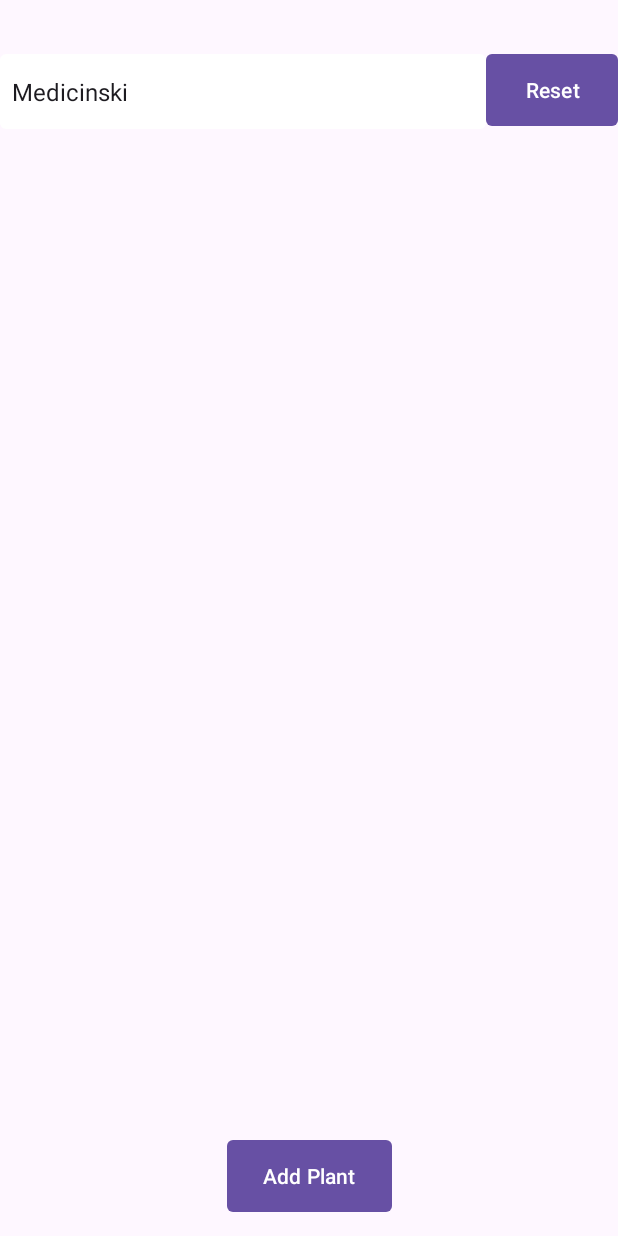
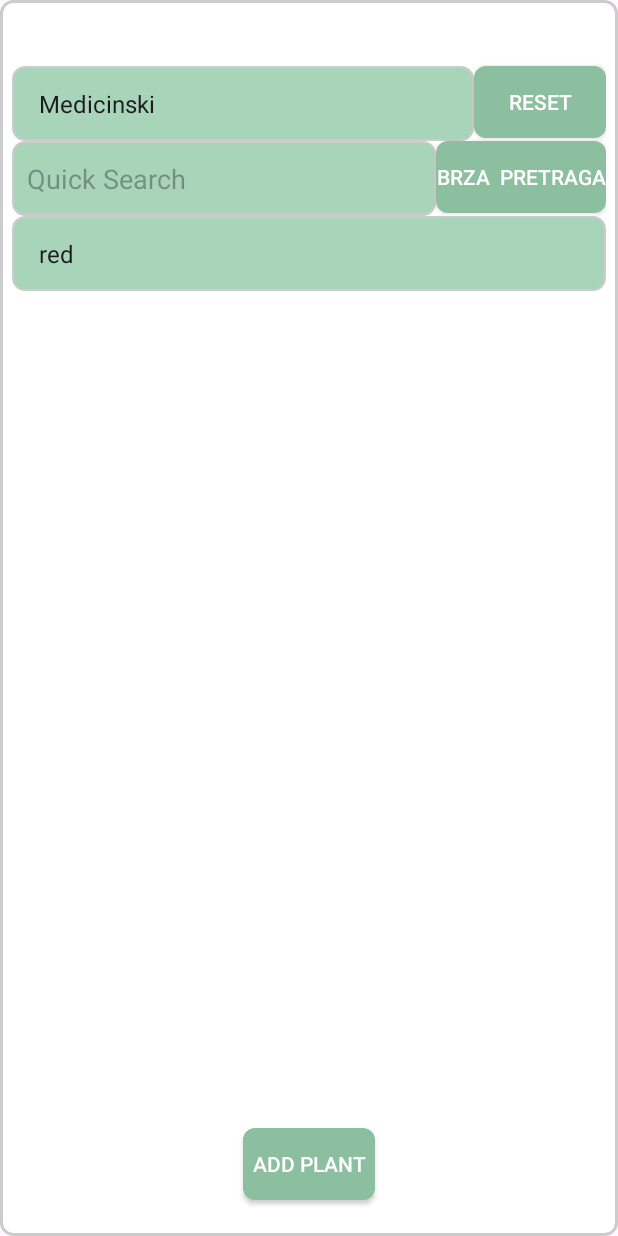
Before and after one commit to AnesCenanovic/RMABotanicalProject, an Android app: the layout activity_main.xml on its own in the app's theme, with its tools: preview values and no code run, on a phone screen of 412 x 824 dp. Run offline under Robolectric (Android 15) with nearby library versions, the phone set to English and light mode, and no system bars; network calls fail.

```diff
--- a/app/src/main/java/com/example/lab2_cinaeste/NovaBiljkaActivity.kt
+++ b/app/src/main/java/com/example/lab2_cinaeste/NovaBiljkaActivity.kt
@@ -295,10 +295,6 @@ class NovaBiljkaActivity : AppCompatActivity() {
         )
 
         val fixedPlant = trefleDAO.fixData(newPlant)
-        val test = trefleDAO.getPlantsWithFlowerColor("red","a")
-        for (plant in test) {
-            MainActivity.biljke.add(plant)
-        }
         if (fixedPlant != null) {
             MainActivity.biljke.add(fixedPlant)
             Log.d("NovaBiljkaActivity", "Biljka added after fixData")
--- a/app/src/main/res/drawable/button_background.xml
+++ b/app/src/main/res/drawable/button_background.xml
@@ -1,8 +1,14 @@
 <selector xmlns:android="http://schemas.android.com/apk/res/android">
-    <item android:state_enabled="true">
-        <shape android:shape="rectangle">
-            <solid android:color="#3F51B5" />
-            <corners android:radius="4dp" />
+    <item android:state_pressed="true">
+        <shape>
+            <solid android:color="#8CBF9F" />
+            <corners android:radius="8dp" />
+        </shape>
+    </item>
+    <item>
+        <shape>
+            <solid android:color="#8CBF9F" />
+            <corners android:radius="8dp" />
         </shape>
     </item>
 </selector>
--- /dev/null
+++ b/app/src/main/res/drawable/item_border.xml
@@ -0,0 +1,6 @@
+<shape xmlns:android="http://schemas.android.com/apk/res/android">
+    <solid android:color="#FFFFFF"/>
+    <corners android:radius="8dp"/>
+    <stroke android:width="2dp" android:color="#CCCCCC"/>
+    <padding android:left="8dp" android:top="8dp" android:right="8dp" android:bottom="8dp"/>
+</shape>
--- a/app/src/main/res/drawable/spinner_background.xml
+++ b/app/src/main/res/drawable/spinner_background.xml
@@ -2,9 +2,10 @@
     <item android:state_enabled="true">
         <layer-list>
             <item>
-                <shape android:shape="rectangle">
-                    <solid android:color="#FFFFFF" />
-                    <corners android:radius="4dp" />
+                <shape xmlns:android="http://schemas.android.com/apk/res/android">
+                    <solid android:color="#A8D5BA" />
+                    <corners android:radius="8dp" />
+                    <stroke android:width="1dp" android:color="#CCCCCC" />
                 </shape>
             </item>
             <item android:drawable="@drawable/spinner_arrow"
--- a/app/src/main/res/layout/activity_main.xml
+++ b/app/src/main/res/layout/activity_main.xml
@@ -4,6 +4,7 @@
     xmlns:tools="http://schemas.android.com/tools"
     android:layout_width="match_parent"
     android:layout_height="match_parent"
+    android:background="@drawable/item_border"
     tools:context=".MainActivity">
 
     <Spinner
@@ -12,13 +13,40 @@
         android:layout_height="wrap_content"
         android:entries="@array/Fokus"
         android:background="@drawable/spinner_background"
+        android:padding="10dp"
         android:layout_marginTop="36dp"
         app:layout_constraintHorizontal_bias="0.0"
         app:layout_constraintStart_toStartOf="parent"
         app:layout_constraintEnd_toStartOf="@+id/resetButton"
         app:layout_constraintTop_toTopOf="parent" />
 
-    <Button
+    <Spinner
+        android:id="@+id/bojaSPIN"
+        android:layout_width="0dp"
+        android:layout_height="wrap_content"
+        android:entries="@array/color_options"
+        android:background="@drawable/spinner_background"
+        android:padding="10dp"
+        app:layout_constraintHorizontal_bias="0.0"
+        app:layout_constraintStart_toStartOf="parent"
+        app:layout_constraintEnd_toEndOf="parent"
+        app:layout_constraintTop_toBottomOf="@+id/pretragaET"
+        app:layout_constraintBottom_toTopOf="@+id/biljkeRV" />
+
+    <EditText
+        android:id="@+id/pretragaET"
+        android:layout_width="0dp"
+        android:layout_height="wrap_content"
+        android:hint="Quick Search"
+        android:background="@drawable/spinner_background"
+        android:padding="10dp"
+        android:inputType="text"
+        app:layout_constraintStart_toStartOf="parent"
+        app:layout_constraintEnd_toStartOf="@+id/brzaPretraga"
+        app:layout_constraintTop_toBottomOf="@id/modSpinner"
+        android:autofillHints="Quick Search" />
+
+    <androidx.appcompat.widget.AppCompatButton
         android:id="@+id/resetButton"
         android:layout_width="wrap_content"
         android:layout_height="wrap_content"
@@ -38,21 +66,34 @@
         android:layout_marginStart="8dp"
         android:layout_marginTop="8dp"
         android:layout_marginEnd="8dp"
-        app:layout_constraintTop_toBottomOf="@+id/modSpinner"
+        android:background="#FFFFFF"
+        app:layout_constraintTop_toBottomOf="@+id/bojaSPIN"
         app:layout_constraintBottom_toTopOf="@+id/novaBiljkaBtn"
         app:layout_constraintStart_toStartOf="parent"
         app:layout_constraintEnd_toEndOf="parent"/>
 
-    <Button
+    <androidx.appcompat.widget.AppCompatButton
+        android:id="@+id/brzaPretraga"
+        android:layout_width="wrap_content"
+        android:layout_height="wrap_content"
+        android:text="Brza  pretraga"
+        android:textColor="#FFFFFF"
+        android:background="@drawable/button_background"
+        app:layout_constraintEnd_toEndOf="parent"
+        app:layout_constraintTop_toBottomOf="@id/modSpinner"
+        android:layout_marginStart="8dp"
+        android:layout_marginBottom="12dp"/>
+
+    <androidx.appcompat.widget.AppCompatButton
         android:id="@+id/novaBiljkaBtn"
         android:layout_width="wrap_content"
         android:layout_height="wrap_content"
         android:text="Add Plant"
         android:textColor="#FFFFFF"
         android:background="@drawable/button_background"
+        android:layout_marginBottom="16dp"
         app:layout_constraintStart_toStartOf="parent"
         app:layout_constraintEnd_toEndOf="parent"
-        app:layout_constraintBottom_toBottomOf="parent"
-        android:layout_marginBottom="16dp"/>
+        app:layout_constraintBottom_toBottomOf="parent" />
 
 </androidx.constraintlayout.widget.ConstraintLayout>
--- a/app/src/main/res/layout/kuharski_layout.xml
+++ b/app/src/main/res/layout/kuharski_layout.xml
@@ -4,6 +4,7 @@
     xmlns:tools="http://schemas.android.com/tools"
     android:layout_width="match_parent"
     android:layout_height="wrap_content"
+    android:background="@drawable/item_border"
     android:orientation="horizontal" >
 
     <ImageView
--- a/app/src/main/res/layout/medicinski_layout.xml
+++ b/app/src/main/res/layout/medicinski_layout.xml
@@ -4,6 +4,7 @@
     xmlns:tools="http://schemas.android.com/tools"
     android:layout_width="match_parent"
     android:layout_height="wrap_content"
+    android:background="@drawable/item_border"
     android:orientation="horizontal" >
 
     <ImageView
--- a/app/src/main/res/values/colors.xml
+++ b/app/src/main/res/values/colors.xml
@@ -6,4 +6,13 @@
     <color name="colorPrimary">#8BC34A</color>
     <color name="colorPrimaryDark">#689F38</color>
     <color name="colorAccent">#FFC107</color>
+    <string-array name="color_options">
+        <item>red</item>
+        <item>blue</item>
+        <item>yellow</item>
+        <item>orange</item>
+        <item>purple</item>
+        <item>brown</item>
+        <item>green</item>
+    </string-array>
 </resources>
```
Also changed, not shown: app/src/main/java/com/example/lab2_cinaeste/MainActivity.kt (+50 -4 lines), app/src/main/res/layout/botanicki_layout.xml (+10 -10 lines), app/src/main/res/layout/nova_biljka_unos.xml (+7 -3 lines).
